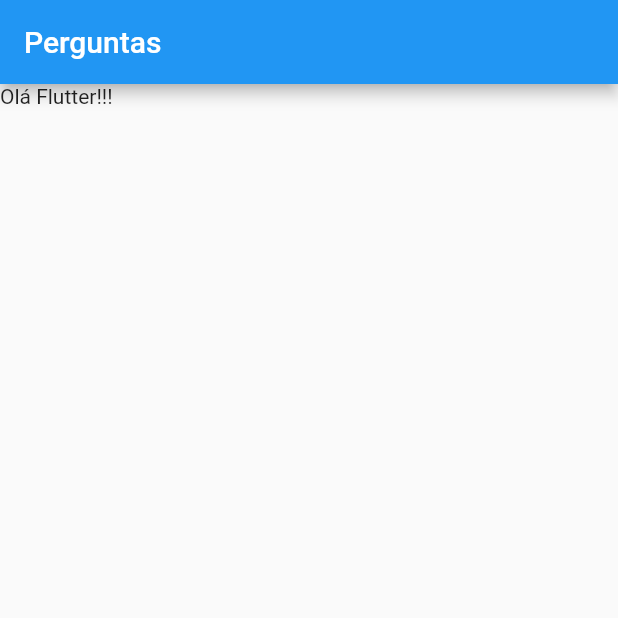
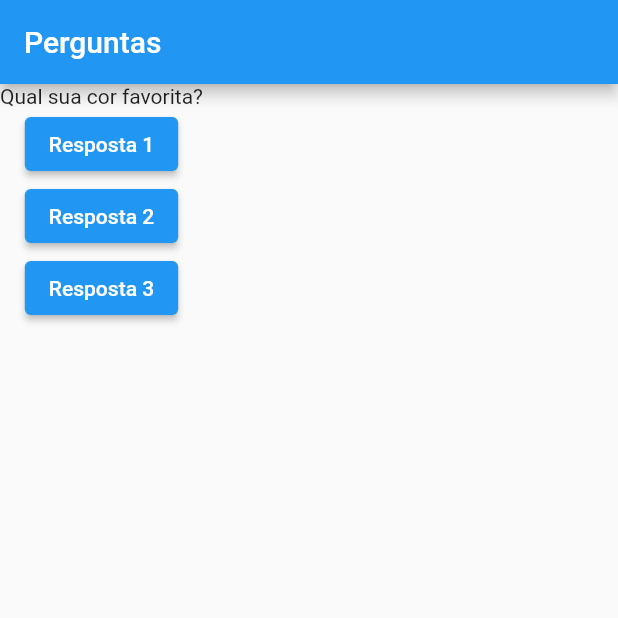
Before and after one commit to daniloas1992/CursoFlutter, a Flutter app: the screen it shows after launch, on a phone screen of 412 x 824 dp, the top half of it. Run offline on Flutter 3.47's test engine with Material 2 defaults, Android fonts, the phone set to English and light mode, and no system bars.

Commit message:
Stateless Widget

```diff
--- a/perguntas/lib/main.dart
+++ b/perguntas/lib/main.dart
@@ -4,14 +4,44 @@ main() => runApp(PerguntaApp());
 
 class PerguntaApp extends StatelessWidget {
 
+  void responder() {
+    print('Pergunta respondida #1!');
+  }
+
   @override
   Widget build(BuildContext context) {
+
+    var perguntaSelecionada = 0;
+
+    final List<String> perguntas = [
+      'Qual sua cor favorita?',
+      'Qual seu animal favorito?'
+    ];
+
     return MaterialApp(
+
       home: Scaffold(
+
         appBar: AppBar(
           title: Text('Perguntas'),
         ),
-        body: Text('Olá Flutter!!!'),
+        body: Column(
+          children: [
+            Text(perguntas[perguntaSelecionada]),
+            ElevatedButton(
+              child: Text('Resposta 1'),
+              onPressed: responder,
+            ),
+            ElevatedButton(
+              child: Text('Resposta 2'),
+              onPressed: responder,
+            ),
+            ElevatedButton(
+              child: Text('Resposta 3'),
+              onPressed: responder,
+            ),
+          ],
+        ),
       ),
     );
   }
```
